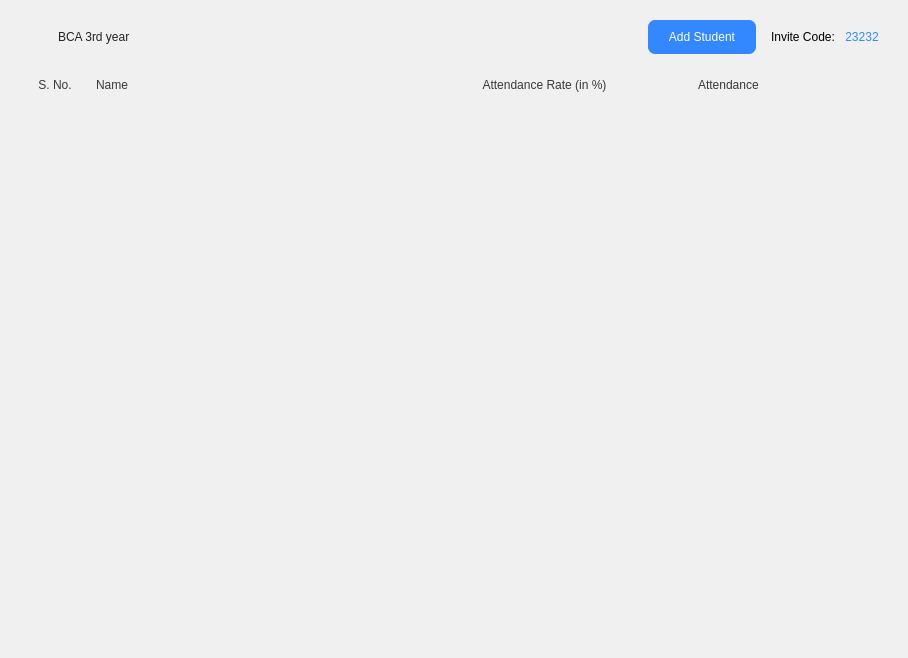
fizzycoding/Attendance-Management-System--College, file ui/QTFiles/classOpen.ui: the form before one commit.
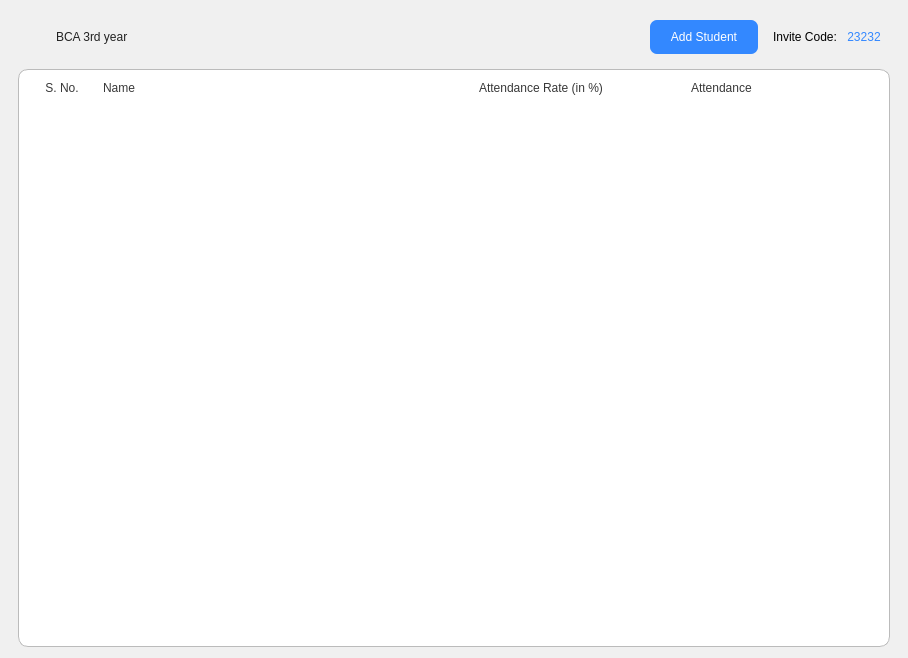
The form after the commit. Icons and pictures are not drawn.

Diff of the .ui file:
```diff
--- a/ui/QTFiles/classOpen.ui
+++ b/ui/QTFiles/classOpen.ui
@@ -17,6 +17,12 @@
    <string notr="true">background-color: rgb(240, 240, 240);</string>
   </property>
   <layout class="QVBoxLayout" name="verticalLayout">
+   <property name="leftMargin">
+    <number>18</number>
+   </property>
+   <property name="rightMargin">
+    <number>18</number>
+   </property>
    <item>
     <widget class="QWidget" name="widget" native="true">
      <property name="sizePolicy">
@@ -29,6 +35,12 @@
       <string notr="true">background-color: transparent;</string>
      </property>
      <layout class="QHBoxLayout" name="horizontalLayout">
+      <property name="leftMargin">
+       <number>0</number>
+      </property>
+      <property name="rightMargin">
+       <number>0</number>
+      </property>
       <item>
        <widget class="QPushButton" name="back_btn">
         <property name="sizePolicy">
@@ -115,7 +127,7 @@
         </property>
         <property name="icon">
          <iconset>
-          <normaloff>add.png</normaloff>icons/g</iconset>
+          <normaloff>add.png</normaloff>add.png</iconset>
         </property>
        </widget>
       </item>
@@ -164,6 +176,11 @@
 border:none</string>
      </property>
      <widget class="QWidget" name="all_students">
+      <property name="styleSheet">
+       <string notr="true">
+#all_students{background-color: rgb(255, 255, 255);
+border:1px solid rgb(187, 187, 187); border-radius: 10px}</string>
+      </property>
       <layout class="QVBoxLayout" name="verticalLayout_2">
        <property name="spacing">
         <number>0</number>
@@ -203,10 +220,10 @@
          </property>
          <layout class="QHBoxLayout" name="horizontalLayout_2">
           <property name="topMargin">
-           <number>9</number>
+           <number>12</number>
           </property>
           <property name="bottomMargin">
-           <number>0</number>
+           <number>9</number>
           </property>
           <item>
            <widget class="QLabel" name="label_3">
@@ -300,11 +317,26 @@
            <rect>
             <x>0</x>
             <y>0</y>
-            <width>890</width>
-            <height>551</height>
+            <width>872</width>
+            <height>539</height>
            </rect>
           </property>
           <layout class="QVBoxLayout" name="studentLayout">
+           <property name="spacing">
+            <number>0</number>
+           </property>
+           <property name="leftMargin">
+            <number>0</number>
+           </property>
+           <property name="topMargin">
+            <number>0</number>
+           </property>
+           <property name="rightMargin">
+            <number>0</number>
+           </property>
+           <property name="bottomMargin">
+            <number>0</number>
+           </property>
            <item>
             <spacer name="verticalSpacer">
              <property name="orientation">
```
